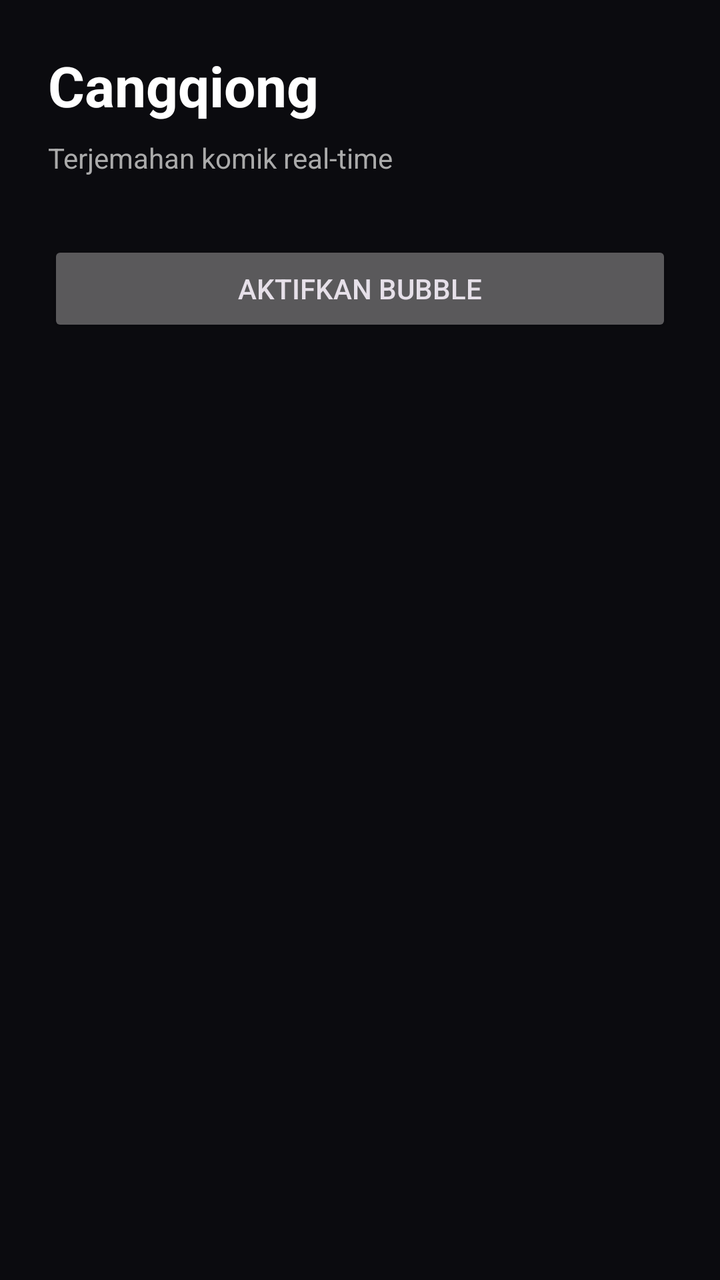
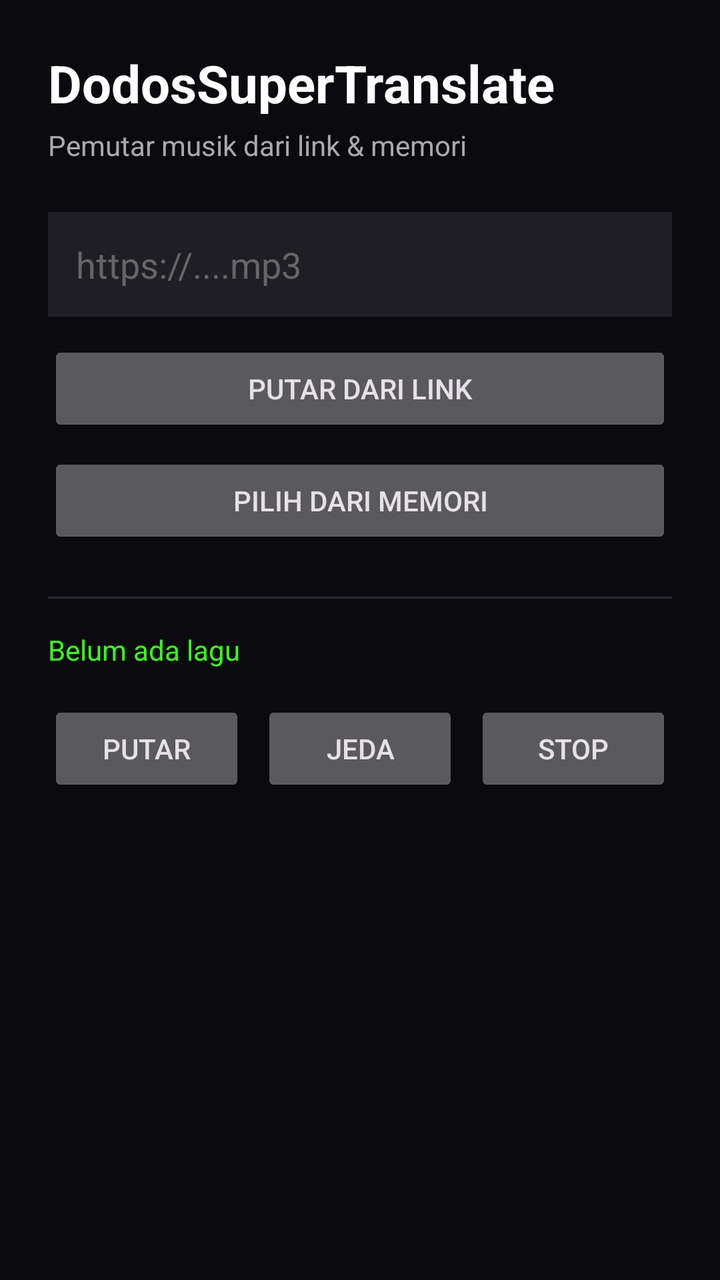

Compare the two renders of this Android layout. The source of the first and the diff that turns it into the second are given below.
<!-- AndroidManifest.xml: application theme Theme.Cangqiong -->
<!-- res/layout/activity_main.xml -->
<?xml version="1.0" encoding="utf-8"?>
<LinearLayout xmlns:android="http://schemas.android.com/apk/res/android"
    android:layout_width="match_parent"
    android:layout_height="match_parent"
    android:orientation="vertical"
    android:padding="24dp"
    android:background="#0B0B0F">

    <TextView
        android:layout_width="wrap_content"
        android:layout_height="wrap_content"
        android:text="Cangqiong"
        android:textColor="#FFFFFF"
        android:textSize="28sp"
        android:textStyle="bold"/>

    <TextView
        android:layout_width="wrap_content"
        android:layout_height="wrap_content"
        android:layout_marginTop="8dp"
        android:text="Terjemahan komik real-time"
        android:textColor="#AAAAAA"
        android:textSize="14sp"/>

    <Button
        android:id="@+id/btnStart"
        android:layout_width="match_parent"
        android:layout_height="wrap_content"
        android:layout_marginTop="32dp"
        android:text="Aktifkan Bubble"/>
</LinearLayout>
<!-- resources referenced by this layout -->
<resources>
  <style name="Theme.Cangqiong" parent="Theme.Material3.Dark.NoActionBar">
          <item name="android:statusBarColor">#0B0B0F</item>
          <item name="android:windowBackground">#0B0B0F</item>
      </style>
</resources>

<!-- the commit's change to res/layout/activity_main.xml (unified diff, before → after) -->
@@ -1,31 +1,100 @@
 <?xml version="1.0" encoding="utf-8"?>
-<LinearLayout xmlns:android="http://schemas.android.com/apk/res/android"
+<ScrollView xmlns:android="http://schemas.android.com/apk/res/android"
     android:layout_width="match_parent"
     android:layout_height="match_parent"
-    android:orientation="vertical"
-    android:padding="24dp"
     android:background="#0B0B0F">
 
-    <TextView
-        android:layout_width="wrap_content"
-        android:layout_height="wrap_content"
-        android:text="Cangqiong"
-        android:textColor="#FFFFFF"
-        android:textSize="28sp"
-        android:textStyle="bold"/>
-
-    <TextView
-        android:layout_width="wrap_content"
-        android:layout_height="wrap_content"
-        android:layout_marginTop="8dp"
-        android:text="Terjemahan komik real-time"
-        android:textColor="#AAAAAA"
-        android:textSize="14sp"/>
-
-    <Button
-        android:id="@+id/btnStart"
+    <LinearLayout
         android:layout_width="match_parent"
         android:layout_height="wrap_content"
-        android:layout_marginTop="32dp"
-        android:text="Aktifkan Bubble"/>
-</LinearLayout>
+        android:orientation="vertical"
+        android:padding="24dp">
+
+        <TextView
+            android:layout_width="wrap_content"
+            android:layout_height="wrap_content"
+            android:text="DodosSuperTranslate"
+            android:textColor="#FFFFFF"
+            android:textSize="26sp"
+            android:textStyle="bold"/>
+
+        <TextView
+            android:layout_width="wrap_content"
+            android:layout_height="wrap_content"
+            android:layout_marginTop="4dp"
+            android:text="Pemutar musik dari link &amp; memori"
+            android:textColor="#AAAAAA"
+            android:textSize="14sp"/>
+
+        <EditText
+            android:id="@+id/etUrl"
+            android:layout_width="match_parent"
+            android:layout_height="wrap_content"
+            android:layout_marginTop="24dp"
+            android:hint="https://....mp3"
+            android:textColorHint="#666666"
+            android:textColor="#FFFFFF"
+            android:inputType="textUri"
+            android:background="#1E1E24"
+            android:padding="14dp"/>
+
+        <Button
+            android:id="@+id/btnUrl"
+            android:layout_width="match_parent"
+            android:layout_height="wrap_content"
+            android:layout_marginTop="12dp"
+            android:text="Putar dari Link"/>
+
+        <Button
+            android:id="@+id/btnLocal"
+            android:layout_width="match_parent"
+            android:layout_height="wrap_content"
+            android:layout_marginTop="8dp"
+            android:text="Pilih dari Memori"/>
+
+        <View
+            android:layout_width="match_parent"
+            android:layout_height="1dp"
+            android:layout_marginTop="24dp"
+            android:layout_marginBottom="16dp"
+            android:background="#2A2A33"/>
+
+        <TextView
+            android:id="@+id/tvStatus"
+            android:layout_width="match_parent"
+            android:layout_height="wrap_content"
+            android:text="Belum ada lagu"
+            android:textColor="#39FF14"
+            android:textSize="14sp"
+            android:paddingBottom="16dp"/>
+
+        <LinearLayout
+            android:layout_width="match_parent"
+            android:layout_height="wrap_content"
+            android:orientation="horizontal">
+
+            <Button
+                android:id="@+id/btnPlay"
+                android:layout_width="0dp"
+                android:layout_height="wrap_content"
+                android:layout_weight="1"
+                android:text="PUTAR"/>
+
+            <Button
+                android:id="@+id/btnPause"
+                android:layout_width="0dp"
+                android:layout_height="wrap_content"
+                android:layout_weight="1"
+                android:layout_marginStart="8dp"
+                android:text="JEDA"/>
+
+            <Button
+                android:id="@+id/btnStop"
+                android:layout_width="0dp"
+                android:layout_height="wrap_content"
+                android:layout_weight="1"
+                android:layout_marginStart="8dp"
+                android:text="STOP"/>
+        </LinearLayout>
+    </LinearLayout>
+</ScrollView>
